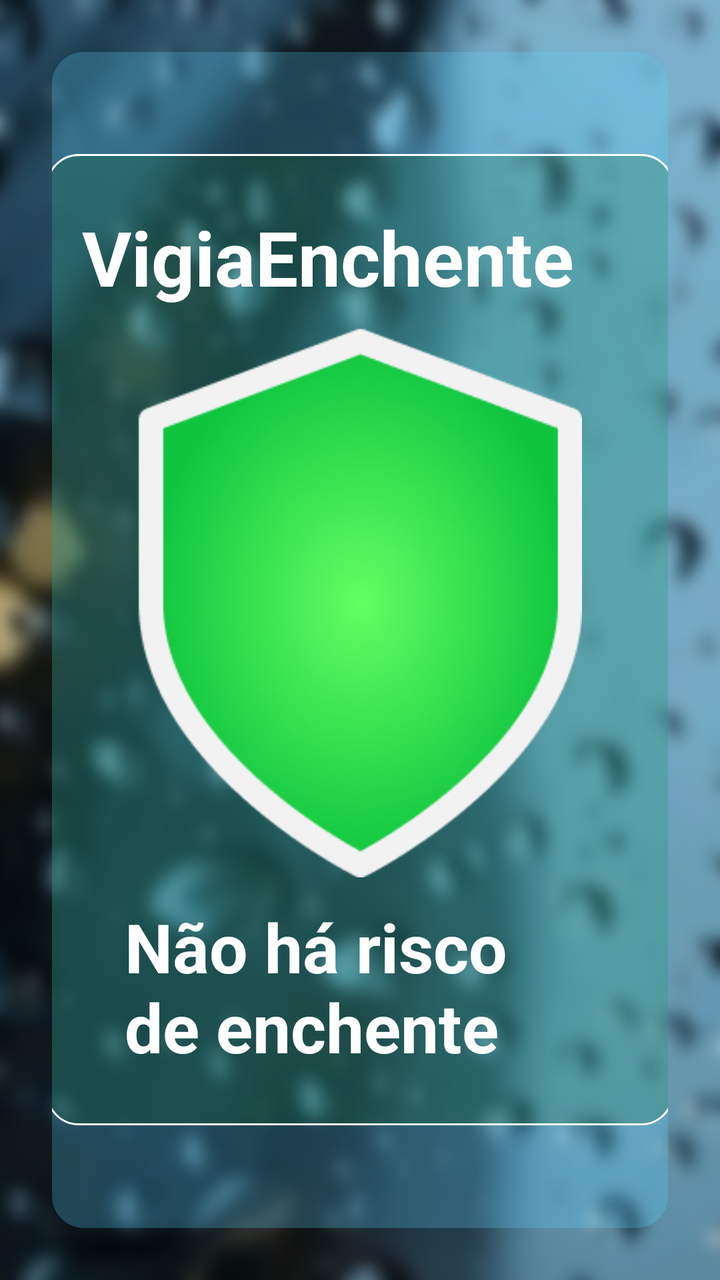
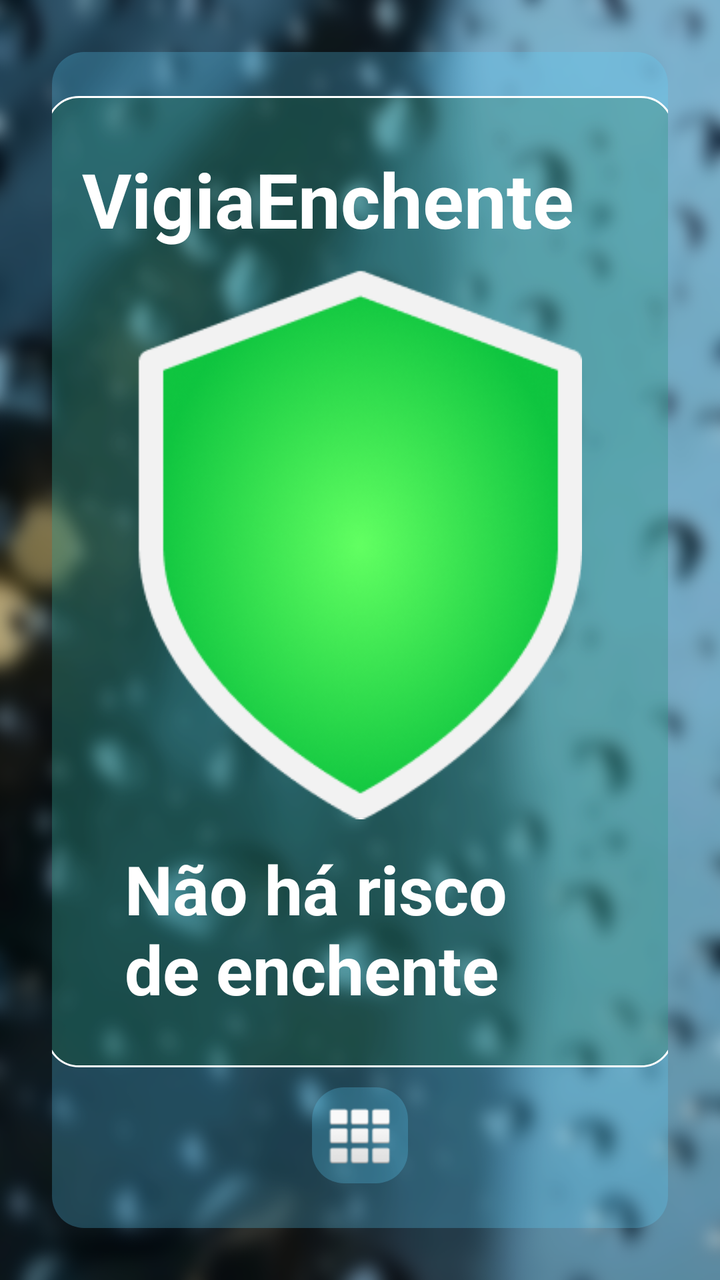

Two renders of the same Android screen: before a commit and after it. Below are the layout's source before the change and the commit's diff.
<!-- AndroidManifest.xml: application theme Theme.VigiaEnchenteMobile -->
<!-- res/layout/activity_main.xml -->
<?xml version="1.0" encoding="utf-8"?>
<LinearLayout xmlns:android="http://schemas.android.com/apk/res/android"
    android:layout_width="match_parent"
    android:layout_height="match_parent"
    xmlns:tools="http://schemas.android.com/tools"
    tools:context=".MainActivity"
    android:background="@drawable/background_mini"
    android:padding="16dp"
    android:id="@+id/main">

    

    
    <LinearLayout
        android:id="@+id/background_card"
        android:layout_width="match_parent"
        android:layout_height="match_parent"
        android:layout_margin="10dp"
        android:background="@drawable/card_background"
        android:gravity="center"
        android:orientation="vertical"
        android:padding="0dp">

        <LinearLayout
            android:id="@+id/statusCard"
            android:layout_width="314dp"
            android:layout_height="wrap_content"
            android:background="@drawable/shield_background"
            android:gravity="center"
            android:orientation="vertical"
            android:padding="16dp">

            <TextView
                android:id="@+id/appTitle"
                android:layout_width="298dp"
                android:layout_height="wrap_content"
                android:padding="10sp"
                android:text="VigiaEnchente"
                android:textAlignment="center"
                android:textColor="@android:color/white"
                android:textSize="38sp"
                android:textStyle="bold" />

            <ImageView
                android:id="@+id/shieldIcon"
                android:layout_width="265dp"
                android:layout_height="275dp"
                android:src="@drawable/shield_green" />

            <TextView
                android:id="@+id/statusText"
                android:layout_width="235dp"
                android:layout_height="96dp"
                android:layout_marginTop="12dp"
                android:text="Não há risco de enchente"
                android:textAlignment="center"
                android:textColor="@android:color/white"
                android:textSize="34sp"
                android:textStyle="bold" />

        </LinearLayout>

    </LinearLayout>

</LinearLayout>
<!-- resources referenced by this layout -->
<resources>
  <!-- drawable background_mini: png bitmap (drawable, 965139 bytes) -->
  <!-- drawable card_background (drawable) -->
  <?xml version="1.0" encoding="utf-8"?>
  <shape xmlns:android="http://schemas.android.com/apk/res/android"
      android:shape="rectangle">
      <solid android:color="#405DD3FF"/> 
      <corners android:radius="16dp"/>
      <padding
          android:left="8dp"
          android:top="8dp"
          android:right="8dp"
          android:bottom="8dp"/>
  </shape>
  <!-- drawable shield_background (drawable) -->
  <?xml version="1.0" encoding="utf-8"?>
  <shape xmlns:android="http://schemas.android.com/apk/res/android"
      android:shape="rectangle">
      <solid android:color="#2F005706"/> 
      <corners android:radius="16dp"/>
      <stroke
          android:width="1dp"
          android:color="#FFFFFFFF" />
      <padding
          android:left="8dp"
          android:top="8dp"
          android:right="8dp"
          android:bottom="8dp"/>
  </shape>
  <!-- drawable shield_green: png bitmap (drawable, 59701 bytes) -->
  <style name="Theme.VigiaEnchenteMobile" parent="Base.Theme.VigiaEnchenteMobile" />
  <style name="Base.Theme.VigiaEnchenteMobile" parent="Theme.Material3.DayNight.NoActionBar">
          
          
      </style>
</resources>

<!-- the commit's change to res/layout/activity_main.xml (unified diff, before → after) -->
@@ -25,7 +25,7 @@
             android:id="@+id/statusCard"
             android:layout_width="314dp"
             android:layout_height="wrap_content"
-            android:background="@drawable/shield_background"
+            android:background="@drawable/green_background"
             android:gravity="center"
             android:orientation="vertical"
             android:padding="16dp">
@@ -60,6 +60,16 @@
 
         </LinearLayout>
 
+        <ImageButton
+            android:id="@+id/button4"
+            android:layout_width="wrap_content"
+            android:layout_height="wrap_content"
+            android:layout_marginTop="10sp"
+            android:background="@drawable/card_background"
+            android:onClick="mudarEscudo"
+            android:src="@android:drawable/ic_dialog_dialer"
+            android:text="Button" />
+
     </LinearLayout>
 
 </LinearLayout>
<!-- resource entries referenced after the edit -->
@@ -13,20 +13,20 @@
           android:right="8dp"
           android:bottom="8dp"/>
   </shape>
-  <!-- drawable shield_background (drawable) -->
+  <!-- drawable green_background (drawable) -->
   <?xml version="1.0" encoding="utf-8"?>
   <shape xmlns:android="http://schemas.android.com/apk/res/android"
       android:shape="rectangle">
-      <solid android:color="#2F005706"/> 
+      <solid android:color="#2F005706"/>
       <corners android:radius="16dp"/>
       <stroke
           android:width="1dp"
           android:color="#FFFFFFFF" />
       <padding
-          android:left="8dp"
-          android:top="8dp"
-          android:right="8dp"
-          android:bottom="8dp"/>
+          android:left="16dp"
+          android:top="16dp"
+          android:right="16dp"
+          android:bottom="16dp"/>
   </shape>
   <!-- drawable shield_green: png bitmap (drawable, 59701 bytes) -->
   <style name="Theme.VigiaEnchenteMobile" parent="Base.Theme.VigiaEnchenteMobile" />
